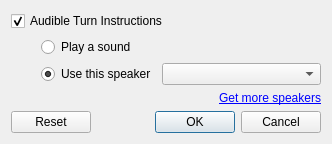
Qt form src/plugins/render/routing/RoutingConfigDialog.ui (KDE/marble) before a commit.
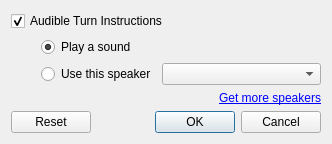
The same form after that commit.

Commit message: Make sound output the default instead of voice navigation - so far we don't have a default voice to ship.

```diff
--- a/src/plugins/render/routing/RoutingConfigDialog.ui
+++ b/src/plugins/render/routing/RoutingConfigDialog.ui
@@ -49,6 +49,9 @@
          <property name="text">
           <string>Play a sound</string>
          </property>
+         <property name="checked">
+          <bool>true</bool>
+         </property>
         </widget>
        </item>
        <item>
@@ -59,7 +62,7 @@
             <string>Use this speaker</string>
            </property>
            <property name="checked">
-            <bool>true</bool>
+            <bool>false</bool>
            </property>
           </widget>
          </item>
```
The commit also changes 2 other files.
